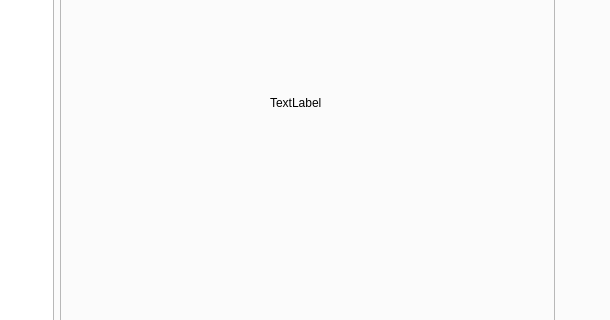
Qt form ui/main.ui (211250243/app) before a commit; both pictures show x 204 to 814 and y 217 to 537 of the 1007 by 694 pixel window.
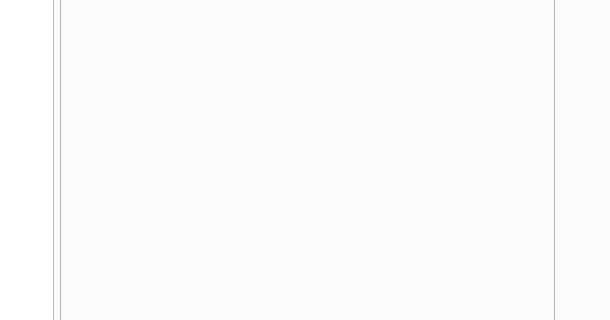
The same form after that commit. Icons and pictures are not drawn.

The edit to the form file:
```diff
--- a/ui/main.ui
+++ b/ui/main.ui
@@ -1211,14 +1211,14 @@
          <widget class="QLabel" name="resultLabel">
           <property name="geometry">
            <rect>
-            <x>210</x>
-            <y>210</y>
-            <width>54</width>
-            <height>16</height>
+            <x>20</x>
+            <y>200</y>
+            <width>450</width>
+            <height>150</height>
            </rect>
           </property>
           <property name="text">
-           <string>TextLabel</string>
+           <string/>
           </property>
          </widget>
         </widget>
```
